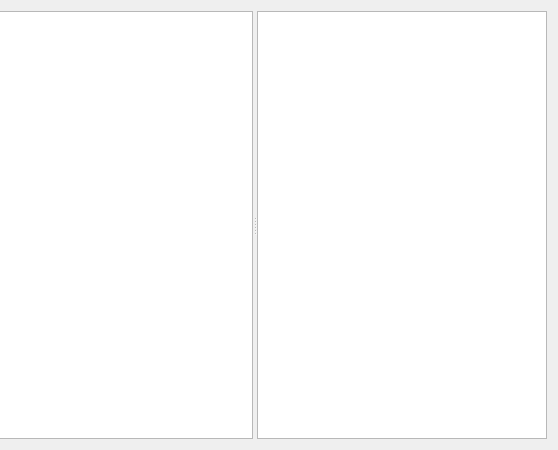
This is gui_sub.ui in draapho/CapitalData as Qt 5 draws it before an edit; both pictures show x 292 to 850 and y 0 to 450 of the 850 by 450 pixel window. The edited form follows.
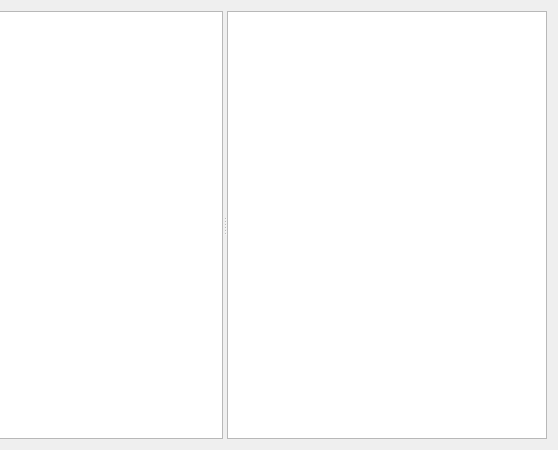
This is the edited form. Custom widgets are drawn as their Qt base class.

```diff
--- a/gui_sub.ui
+++ b/gui_sub.ui
@@ -72,13 +72,13 @@
      <widget class="QWidget" name="widget_2" native="true">
       <property name="minimumSize">
        <size>
-        <width>290</width>
+        <width>320</width>
         <height>0</height>
        </size>
       </property>
       <property name="maximumSize">
        <size>
-        <width>690</width>
+        <width>720</width>
         <height>16777215</height>
        </size>
       </property>
```
